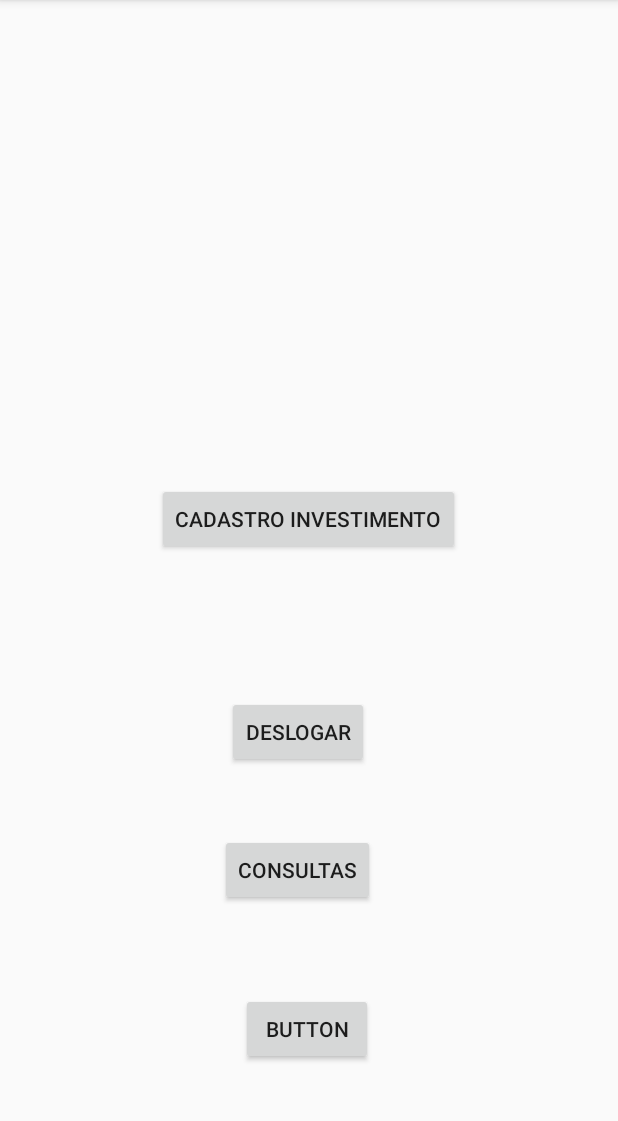
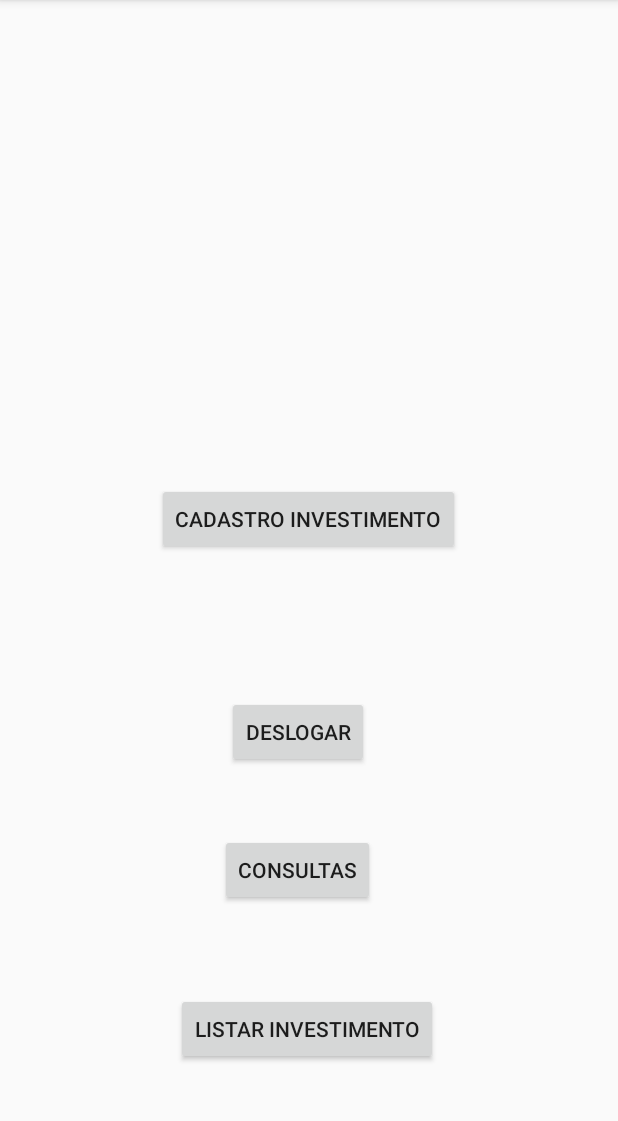
Before and after one commit to italoa7x/projetoPDS, an Android app: the screen it shows after launch once a user with an empty profile is signed in (Home), on a phone screen of 412 x 824 dp, the part 84-1205 px from its top. Run offline under Robolectric (Android 15) with nearby library versions, the phone set to English and light mode, and no system bars; our stand-ins replace Firebase (no records; nobody signed in at launch, a user with empty details on screens opened directly).

Commit message:
Pequenas Mudanças no cadastro

```diff
--- a/CointerProject/app/src/main/res/layout/activity_home.xml
+++ b/CointerProject/app/src/main/res/layout/activity_home.xml
@@ -74,7 +74,7 @@
         android:layout_marginTop="58dp"
         android:layout_marginEnd="163dp"
         android:onClick="listaInvestimentos"
-        android:text="Button"
+        android:text="Listar Investimento"
         app:layout_constraintEnd_toEndOf="parent"
         app:layout_constraintStart_toStartOf="parent"
         app:layout_constraintTop_toBottomOf="@+id/button2" />
--- a/CointerProject/app/src/main/res/layout/activity_novo_usuario.xml
+++ b/CointerProject/app/src/main/res/layout/activity_novo_usuario.xml
@@ -61,6 +61,7 @@
         android:layout_marginEnd="16dp"
         android:ems="10"
         android:inputType="textPassword"
+        android:textColor="#FFFFFF"
         app:layout_constraintEnd_toEndOf="parent"
         app:layout_constraintHorizontal_bias="0.0"
         app:layout_constraintStart_toStartOf="parent"
@@ -75,6 +76,7 @@
         android:layout_marginEnd="16dp"
         android:ems="10"
         android:inputType="textPersonName"
+        android:textColor="#FFFFFF"
         app:layout_constraintEnd_toEndOf="parent"
         app:layout_constraintHorizontal_bias="1.0"
         app:layout_constraintStart_toStartOf="parent"
@@ -104,6 +106,7 @@
         android:layout_marginEnd="16dp"
         android:ems="10"
         android:inputType="textPersonName"
+        android:textColor="#FFFFFF"
         app:layout_constraintEnd_toEndOf="parent"
         app:layout_constraintHorizontal_bias="0.0"
         app:layout_constraintStart_toStartOf="parent"
@@ -115,6 +118,7 @@
         android:layout_height="wrap_content"
         android:layout_marginTop="40dp"
         android:background="@drawable/estilo_bt_redondo"
+        android:onClick="cadastrar"
         android:text="Finalizar"
         app:layout_constraintEnd_toEndOf="parent"
         app:layout_constraintStart_toStartOf="parent"
```
